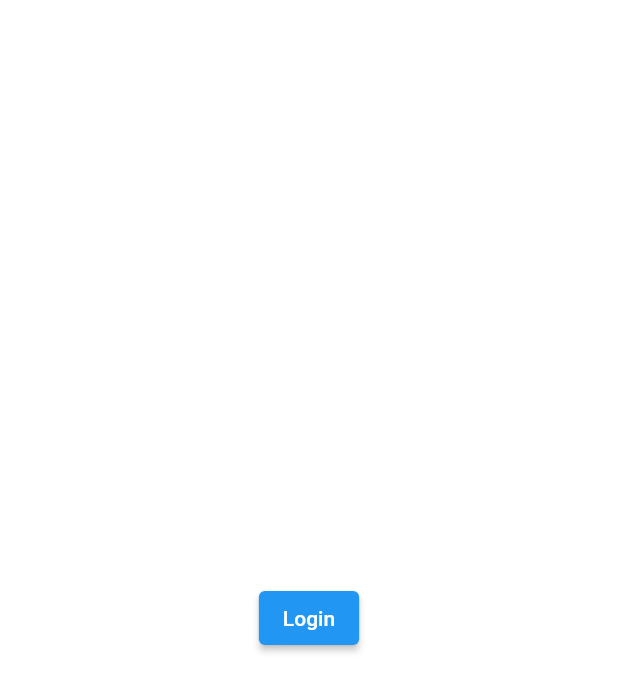
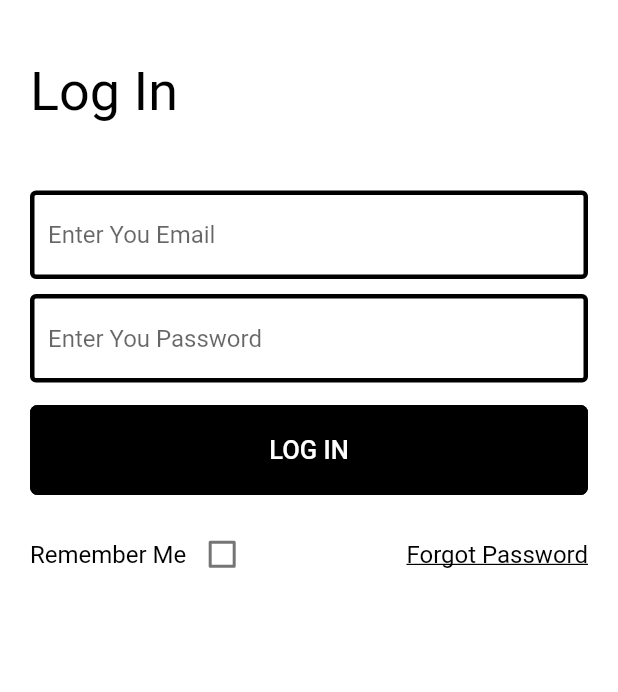
Before and after one commit to Shokhinabonu/MealPlanApp, a Flutter app: the screen it shows after launch, on a phone screen of 412 x 824 dp. Shown: the top 692 px of the screen. Run offline on Flutter 3.47's test engine with Material 2 defaults, Android fonts, the phone set to English and light mode, and no system bars; our stand-ins replace flutter_secure_storage.

Commit message:
First Commit login

```diff
--- a/meal_plan_app/lib/screens/login_page.dart
+++ b/meal_plan_app/lib/screens/login_page.dart
@@ -1,17 +1,131 @@
 import 'package:flutter/material.dart';
 import 'package:meal_plan_app/screens/plan_detail/plan_detail.dart';
 
-class LoginPage extends StatelessWidget {
+class LoginPage extends StatefulWidget {
   // TODO: Implement
   @override
+  State<LoginPage> createState() => _LoginPageState();
+}
+
+class _LoginPageState extends State<LoginPage> {
+  var rememberMeValue = false;
+  @override
   Widget build(BuildContext context) {
-    return MaterialApp(
-        home: Center(
-            child: ElevatedButton(
-                onPressed: () => {
-                      Navigator.push(context,
-                          MaterialPageRoute(builder: (context) => PlanDetail()))
+    return Scaffold(
+      backgroundColor: Colors.white,
+      body: SafeArea(
+        child: Column(crossAxisAlignment: CrossAxisAlignment.start, children: [
+          Container(
+            margin: EdgeInsets.symmetric(horizontal: 20, vertical: 0),
+            child: Column(
+              crossAxisAlignment: CrossAxisAlignment.start,
+              children: [
+                Padding(
+                  padding: const EdgeInsets.symmetric(vertical: 40),
+                  child: Text(
+                    'Log In',
+                    style: TextStyle(
+                        fontSize: 36,
+                        color: Colors.black,
+                        fontWeight: FontWeight.w400),
+                  ),
+                ),
+                Padding(
+                  padding: const EdgeInsets.symmetric(vertical: 5),
+                  child: TextField(
+                    decoration: InputDecoration(
+                      focusedBorder: OutlineInputBorder(
+                        borderSide: BorderSide(color: Colors.black, width: 3.0),
+                      ),
+                      enabledBorder: OutlineInputBorder(
+                        borderSide: BorderSide(color: Colors.black, width: 3.0),
+                      ),
+                      hintText: "Enter You Email",
+                    ),
+                  ),
+                ),
+                Padding(
+                  padding: const EdgeInsets.symmetric(vertical: 5),
+                  child: TextField(
+                    decoration: InputDecoration(
+                      focusedBorder: OutlineInputBorder(
+                        borderSide: BorderSide(color: Colors.black, width: 3.0),
+                      ),
+                      enabledBorder: OutlineInputBorder(
+                        borderSide: BorderSide(color: Colors.black, width: 3.0),
+                      ),
+                      hintText: "Enter You Password",
+                    ),
+                  ),
+                ),
+                Container(
+                  width: double.infinity,
+                  margin: EdgeInsets.symmetric(vertical: 10),
+                  child: OutlinedButton(
+                    onPressed: () {
+                      Navigator.pushNamed(context, '/Home');
                     },
-                child: Text("Login"))));
+                    child: Text(
+                      'LOG IN',
+                      style: TextStyle(
+                        fontSize: 17,
+                        color: Colors.white,
+                        //fontWeight: FontWeight.w900
+                      ),
+                    ),
+                    style: OutlinedButton.styleFrom(
+                      backgroundColor: Colors.black,
+                      shape: RoundedRectangleBorder(
+                          borderRadius: BorderRadius.all(Radius.circular(5))),
+                      padding:
+                          EdgeInsets.symmetric(horizontal: 43, vertical: 20),
+                      side: BorderSide(
+                        color: Colors.black,
+                        width: 3,
+                      ),
+                    ),
+                  ),
+                ),
+                Row(
+                  mainAxisAlignment: MainAxisAlignment.spaceBetween,
+                  children: [
+                    Row(
+                      children: [
+                        Padding(
+                          padding: const EdgeInsets.symmetric(vertical: 20),
+                          child: Text(
+                            'Remember Me',
+                            style: TextStyle(
+                                fontSize: 16,
+                                color: Colors.black,
+                                fontWeight: FontWeight.w400),
+                          ),
+                        ),
+                        Checkbox(
+                          value: rememberMeValue,
+                          onChanged: (val) {
+                            setState(() {
+                              rememberMeValue = val!;
+                            });
+                          },
+                        ),
+                      ],
+                    ),
+                    const Text(
+                      'Forgot Password',
+                      style: TextStyle(
+                          decoration: TextDecoration.underline,
+                          fontSize: 16,
+                          color: Colors.black,
+                          fontWeight: FontWeight.w400),
+                    ),
+                  ],
+                )
+              ],
+            ),
+          ),
+        ]),
+      ),
+    );
   }
 }
```
